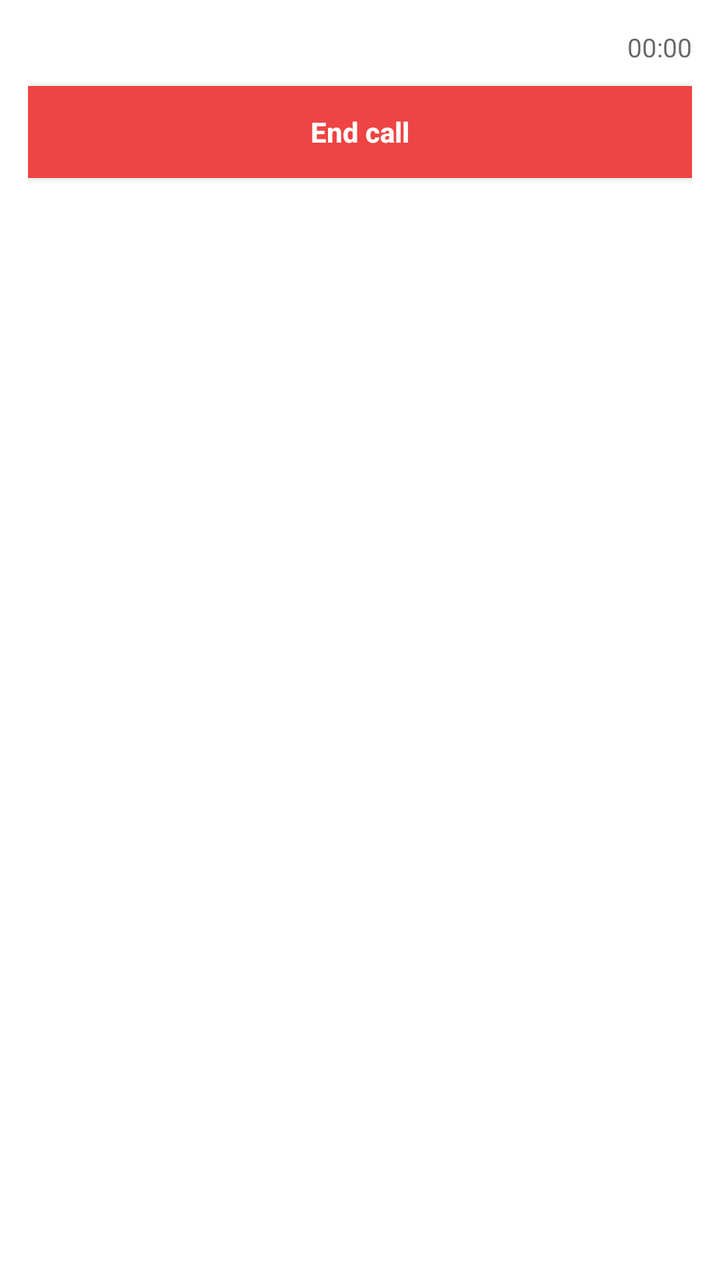
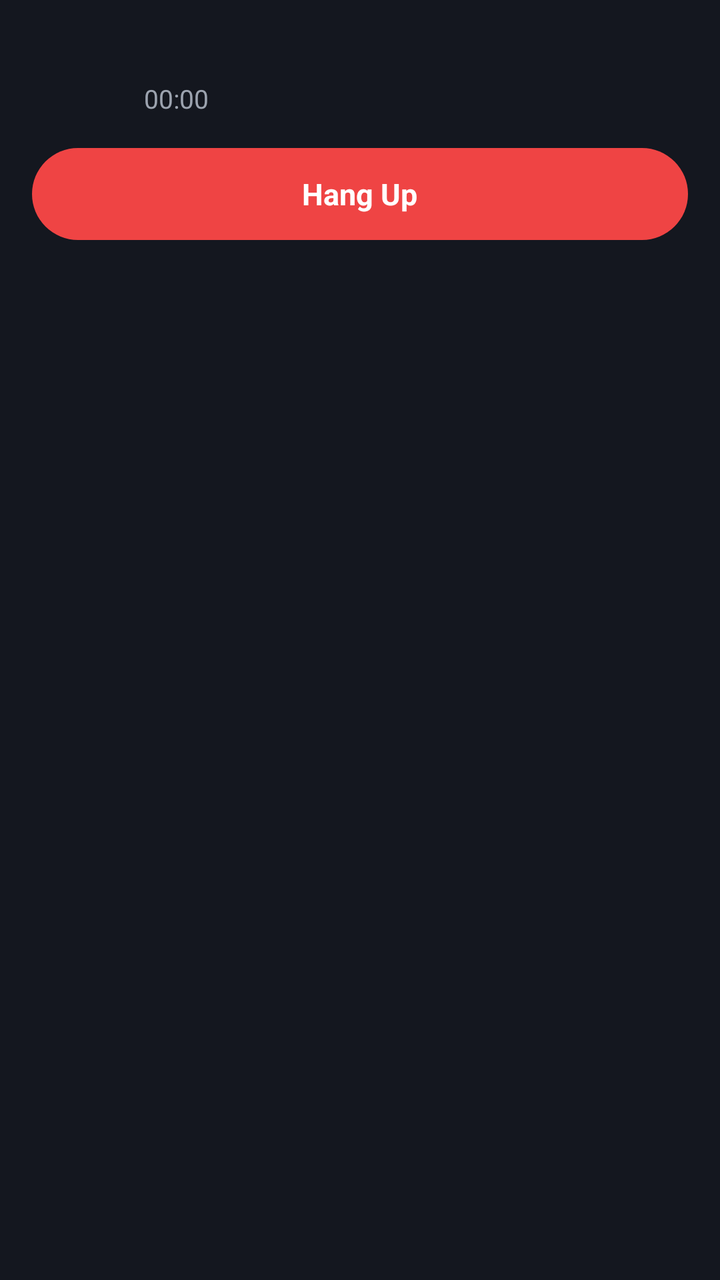

An Android layout rendered at two revisions. The XML below is the earlier revision; the diff shows what the commit changed to produce the second picture.
<!-- AndroidManifest.xml: application theme AppTheme -->
<!-- res/layout/notification_ongoing_call.xml -->
<?xml version="1.0" encoding="utf-8"?>
<LinearLayout xmlns:android="http://schemas.android.com/apk/res/android"
    android:layout_width="match_parent"
    android:layout_height="wrap_content"
    android:orientation="vertical"
    android:padding="14dp">

    <LinearLayout
        android:layout_width="match_parent"
        android:layout_height="wrap_content"
        android:orientation="horizontal"
        android:gravity="center_vertical">

        <TextView
            android:id="@+id/ongoing_call_title"
            android:layout_width="0dp"
            android:layout_height="wrap_content"
            android:layout_weight="1"
            android:textColor="?android:attr/textColorPrimary"
            android:textSize="14sp"
            android:textStyle="bold" />

        
        <TextView
            android:id="@+id/ongoing_call_status"
            android:layout_width="wrap_content"
            android:layout_height="wrap_content"
            android:textColor="?android:attr/textColorSecondary"
            android:textSize="13sp"
            android:visibility="gone" />

        <Chronometer
            android:id="@+id/ongoing_call_timer"
            android:layout_width="wrap_content"
            android:layout_height="wrap_content"
            android:textColor="?android:attr/textColorSecondary"
            android:textSize="13sp" />

    </LinearLayout>

    <Button
        android:id="@+id/btn_end_call"
        android:layout_width="match_parent"
        android:layout_height="46dp"
        android:layout_marginTop="10dp"
        android:background="#EF4444"
        android:minWidth="0dp"
        android:minHeight="0dp"
        android:paddingTop="0dp"
        android:paddingBottom="0dp"
        android:text="End call"
        android:textAllCaps="false"
        android:textColor="#FFFFFF"
        android:textSize="14sp"
        android:textStyle="bold" />

</LinearLayout>
<!-- resources referenced by this layout -->
<resources>

</resources>

<!-- the commit's change to res/layout/notification_ongoing_call.xml (unified diff, before → after) -->
@@ -3,7 +3,8 @@
     android:layout_width="match_parent"
     android:layout_height="wrap_content"
     android:orientation="vertical"
-    android:padding="14dp">
+    android:padding="16dp"
+    android:background="#14171F">
 
     <LinearLayout
         android:layout_width="match_parent"
@@ -11,47 +12,67 @@
         android:orientation="horizontal"
         android:gravity="center_vertical">
 
-        <TextView
-            android:id="@+id/ongoing_call_title"
+        <ImageView
+            android:id="@+id/ongoing_call_avatar"
+            android:layout_width="44dp"
+            android:layout_height="44dp"
+            android:scaleType="centerCrop" />
+
+        <LinearLayout
             android:layout_width="0dp"
             android:layout_height="wrap_content"
             android:layout_weight="1"
-            android:textColor="?android:attr/textColorPrimary"
-            android:textSize="14sp"
-            android:textStyle="bold" />
+            android:layout_marginStart="12dp"
+            android:orientation="vertical">
 
-        
-        <TextView
-            android:id="@+id/ongoing_call_status"
-            android:layout_width="wrap_content"
-            android:layout_height="wrap_content"
-            android:textColor="?android:attr/textColorSecondary"
-            android:textSize="13sp"
-            android:visibility="gone" />
+            <TextView
+                android:id="@+id/ongoing_call_title"
+                android:layout_width="wrap_content"
+                android:layout_height="wrap_content"
+                android:textColor="#FFFFFF"
+                android:textSize="15sp"
+                android:textStyle="bold" />
 
-        <Chronometer
-            android:id="@+id/ongoing_call_timer"
-            android:layout_width="wrap_content"
-            android:layout_height="wrap_content"
-            android:textColor="?android:attr/textColorSecondary"
-            android:textSize="13sp" />
+            
+            <TextView
+                android:id="@+id/ongoing_call_status"
+                android:layout_width="wrap_content"
+                android:layout_height="wrap_content"
+                android:layout_marginTop="2dp"
+                android:textColor="#9CA3AF"
+                android:textSize="13sp"
+                android:visibility="gone" />
+
+            <Chronometer
+                android:id="@+id/ongoing_call_timer"
+                android:layout_width="wrap_content"
+                android:layout_height="wrap_content"
+                android:layout_marginTop="2dp"
+                android:textColor="#9CA3AF"
+                android:textSize="13sp" />
+
+        </LinearLayout>
 
     </LinearLayout>
 
-    <Button
+    <LinearLayout
         android:id="@+id/btn_end_call"
         android:layout_width="match_parent"
         android:layout_height="46dp"
-        android:layout_marginTop="10dp"
-        android:background="#EF4444"
-        android:minWidth="0dp"
-        android:minHeight="0dp"
-        android:paddingTop="0dp"
-        android:paddingBottom="0dp"
-        android:text="End call"
-        android:textAllCaps="false"
-        android:textColor="#FFFFFF"
-        android:textSize="14sp"
-        android:textStyle="bold" />
+        android:layout_marginTop="14dp"
+        android:background="@drawable/pill_red"
+        android:gravity="center"
+        android:orientation="horizontal">
+
+        <TextView
+            android:id="@+id/btn_end_call_label"
+            android:layout_width="wrap_content"
+            android:layout_height="wrap_content"
+            android:text="Hang Up"
+            android:textColor="#FFFFFF"
+            android:textSize="15sp"
+            android:textStyle="bold" />
+
+    </LinearLayout>
 
 </LinearLayout>
<!-- resource entries referenced after the edit -->
@@ -1,5 +1,11 @@
 <!-- resources referenced by this layout -->
 <resources>
-
+  <!-- drawable pill_red (drawable) -->
+  <?xml version="1.0" encoding="utf-8"?>
+  <shape xmlns:android="http://schemas.android.com/apk/res/android"
+      android:shape="rectangle">
+      <solid android:color="#EF4444" />
+      <corners android:radius="26dp" />
+  </shape>
 </resources>
 
